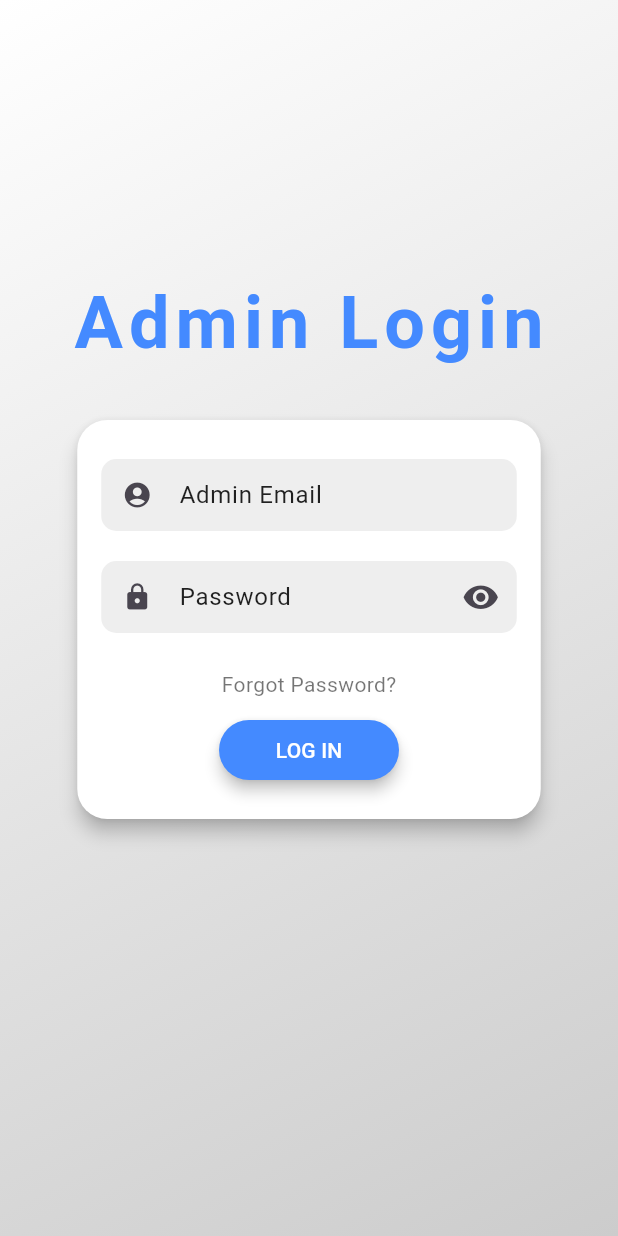
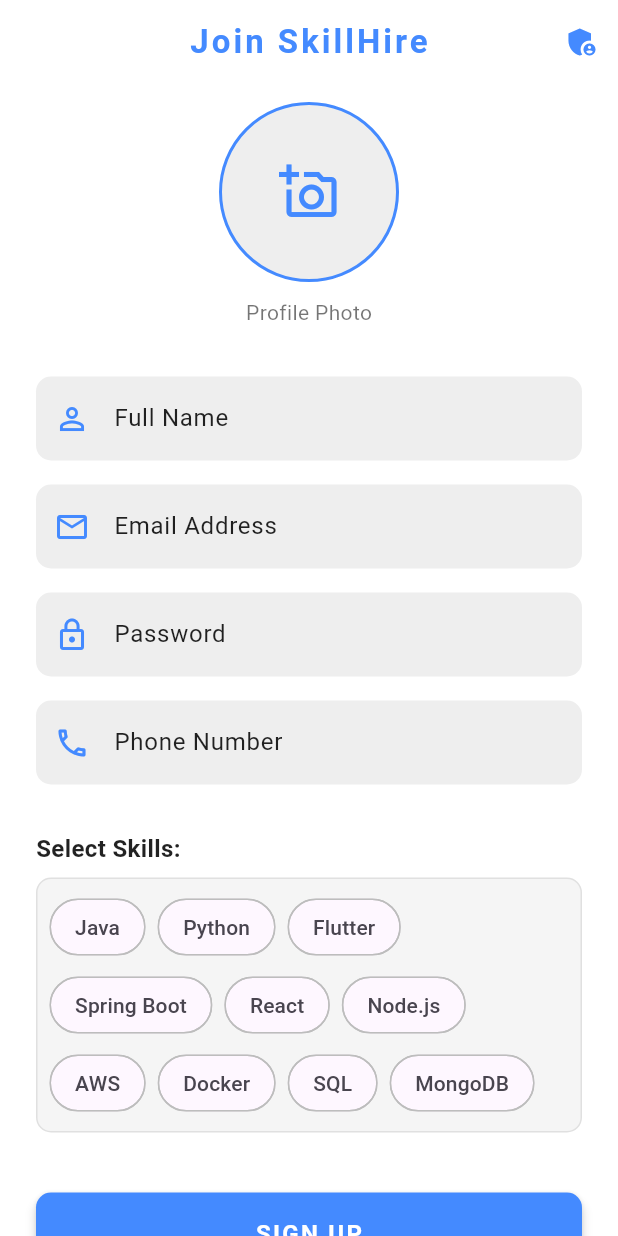
Before and after one commit to MouliSaiDeep/skill-hire, a Flutter app: the screen it shows after launch, on a phone screen of 412 x 824 dp. Run offline on Flutter 3.47's test engine with Material 3 defaults, Android fonts, the phone set to English and light mode, and no system bars; drawn by our look-alikes of flutter_login; our stand-ins replace image_picker, shared_preferences.

Commit message:
Implemented frontend and backend of the User Registration

```diff
--- a/frontend/lib/main.dart
+++ b/frontend/lib/main.dart
@@ -1,7 +1,7 @@
 import 'package:flutter/material.dart';
-import 'package:shared_preferences/shared_preferences.dart'; // Add shared_preferences to pubspec.yaml
 import 'screens/admin_login_screen.dart';
 import 'screens/admin_dashboard_screen.dart';
+import 'screens/signup_screen.dart';
 
 void main() {
   runApp(const MyApp());
@@ -14,16 +14,17 @@ class MyApp extends StatelessWidget {
   Widget build(BuildContext context) {
     return MaterialApp(
       debugShowCheckedModeBanner: false,
-      title: 'College Hiring Portal',
+      title: 'SkillHire',
       theme: ThemeData(
         primarySwatch: Colors.blue,
+        scaffoldBackgroundColor: Colors.white,
       ),
-      home: const AdminLoginScreen(),
+      home: const SignupScreen(),
       routes: {
         AdminLoginScreen.routeName: (ctx) => const AdminLoginScreen(),
         AdminDashboardScreen.routeName: (ctx) => const AdminDashboardScreen(),
+        SignupScreen.routeName: (ctx) => const SignupScreen(),
       },
     );
   }
-
 }
--- /dev/null
+++ b/frontend/lib/screens/signup_screen.dart
@@ -0,0 +1,276 @@
+import 'dart:io' as io;
+import 'package:flutter/foundation.dart';
+import 'package:flutter/material.dart';
+import 'package:image_picker/image_picker.dart';
+import '../services/api_service.dart';
+import 'admin_login_screen.dart';
+
+class SignupScreen extends StatefulWidget {
+  static const routeName = '/signup';
+
+  const SignupScreen({super.key});
+
+  @override
+  State<SignupScreen> createState() => _SignupScreenState();
+}
+
+class _SignupScreenState extends State<SignupScreen> {
+  final _formKey = GlobalKey<FormState>();
+  final _nameController = TextEditingController();
+  final _emailController = TextEditingController();
+  final _passwordController = TextEditingController();
+  final _phoneController = TextEditingController();
+
+  XFile? _profileImage;
+  bool _isLoading = false;
+
+  final ImagePicker _picker = ImagePicker();
+
+  final List<String> _availableSkills = [
+    'Java', 'Python', 'Flutter', 'Spring Boot',
+    'React', 'Node.js', 'AWS', 'Docker',
+    'SQL', 'MongoDB'
+  ];
+  final Set<String> _selectedSkills = {};
+
+  Future<void> _pickImage() async {
+    final XFile? image = await _picker.pickImage(source: ImageSource.gallery);
+    if (image != null) {
+      setState(() {
+        _profileImage = image;
+      });
+    }
+  }
+
+  Future<void> _submit() async {
+    if (!_formKey.currentState!.validate()) return;
+    if (_profileImage == null) {
+      ScaffoldMessenger.of(context).showSnackBar(
+        const SnackBar(content: Text('Please select a profile picture'), backgroundColor: Colors.redAccent),
+      );
+      return;
+    }
+    if (_selectedSkills.isEmpty) {
+      ScaffoldMessenger.of(context).showSnackBar(
+        const SnackBar(content: Text('Please select at least one skill'), backgroundColor: Colors.redAccent),
+      );
+      return;
+    }
+
+    setState(() {
+      _isLoading = true;
+    });
+
+    var result = await ApiService.signup(
+      name: _nameController.text.trim(),
+      email: _emailController.text.trim(),
+      password: _passwordController.text.trim(),
+      phone: _phoneController.text.trim(),
+      skills: _selectedSkills.toList(),
+      imageFile: _profileImage!,
+    );
+
+    setState(() {
+      _isLoading = false;
+    });
+
+    if (!mounted) return;
+
+    if (result['success']) {
+      ScaffoldMessenger.of(context).showSnackBar(
+        SnackBar(content: Text(result['message']), backgroundColor: Colors.green, behavior: SnackBarBehavior.floating),
+      );
+      // Optional: Navigate to Admin login
+      // Navigator.of(context).pushReplacementNamed(AdminLoginScreen.routeName);
+    } else {
+      ScaffoldMessenger.of(context).showSnackBar(
+        SnackBar(content: Text(result['message']), backgroundColor: Colors.redAccent, behavior: SnackBarBehavior.floating),
+      );
+    }
+  }
+
+  Widget _buildTextField(TextEditingController controller, String label, IconData icon, {bool isPassword = false, TextInputType? keyboardType}) {
+    return Padding(
+      padding: const EdgeInsets.symmetric(vertical: 8),
+      child: TextFormField(
+        controller: controller,
+        obscureText: isPassword,
+        keyboardType: keyboardType,
+        style: const TextStyle(color: Colors.black87),
+        validator: (val) => val == null || val.isEmpty ? 'Please enter $label' : null,
+        decoration: InputDecoration(
+          labelText: label,
+          labelStyle: const TextStyle(color: Colors.black87),
+          prefixIcon: Icon(icon, color: Colors.blueAccent),
+          filled: true,
+          fillColor: Colors.grey[200],
+          focusedBorder: OutlineInputBorder(
+            borderRadius: BorderRadius.circular(10),
+            borderSide: const BorderSide(color: Colors.blueAccent, width: 2),
+          ),
+          enabledBorder: OutlineInputBorder(
+            borderRadius: BorderRadius.circular(10),
+            borderSide: const BorderSide(color: Colors.transparent),
+          ),
+          errorBorder: OutlineInputBorder(
+            borderRadius: BorderRadius.circular(10),
+            borderSide: const BorderSide(color: Colors.redAccent),
+          ),
+          focusedErrorBorder: OutlineInputBorder(
+            borderRadius: BorderRadius.circular(10),
+            borderSide: const BorderSide(color: Colors.redAccent, width: 2),
+          ),
+        ),
+      ),
+    );
+  }
+
+  @override
+  Widget build(BuildContext context) {
+    return Scaffold(
+      backgroundColor: Colors.white,
+      appBar: AppBar(
+        title: const Text('Join SkillHire', style: TextStyle(color: Colors.blueAccent, fontWeight: FontWeight.bold, letterSpacing: 2)),
+        backgroundColor: Colors.white,
+        elevation: 0,
+        centerTitle: true,
+        iconTheme: const IconThemeData(color: Colors.blueAccent),
+        actions: [
+          IconButton(
+            icon: const Icon(Icons.admin_panel_settings),
+            tooltip: 'Admin Login',
+            onPressed: () {
+              Navigator.of(context).pushNamed(AdminLoginScreen.routeName);
+            },
+          )
+        ],
+      ),
+      body: SafeArea(
+        child: SingleChildScrollView(
+          padding: const EdgeInsets.symmetric(horizontal: 24, vertical: 12),
+          child: Form(
+            key: _formKey,
+            child: Column(
+              crossAxisAlignment: CrossAxisAlignment.stretch,
+              children: [
+                Center(
+                  child: GestureDetector(
+                    onTap: _pickImage,
+                    child: Container(
+                      width: 120,
+                      height: 120,
+                      decoration: BoxDecoration(
+                        shape: BoxShape.circle,
+                        color: Colors.grey[200],
+                        border: Border.all(color: Colors.blueAccent, width: 2),
+                        image: _profileImage != null
+                            ? DecorationImage(
+                                image: kIsWeb
+                                  ? NetworkImage(_profileImage!.path) as ImageProvider
+                                  : FileImage(io.File(_profileImage!.path)),
+                                fit: BoxFit.cover,
+                              )
+                            : null,
+                      ),
+                      child: _profileImage == null
+                          ? const Icon(Icons.add_a_photo_outlined, size: 40, color: Colors.blueAccent)
+                          : null,
+                    ),
+                  ),
+                ),
+                const SizedBox(height: 10),
+                const Center(
+                  child: Text('Profile Photo', style: TextStyle(color: Colors.black54)),
+                ),
+                const SizedBox(height: 25),
+
+                _buildTextField(_nameController, 'Full Name', Icons.person_outline),
+                _buildTextField(_emailController, 'Email Address', Icons.email_outlined, keyboardType: TextInputType.emailAddress),
+                _buildTextField(_passwordController, 'Password', Icons.lock_outline, isPassword: true),
+                _buildTextField(_phoneController, 'Phone Number', Icons.phone_outlined, keyboardType: TextInputType.phone),
+
+                const SizedBox(height: 15),
+                const Padding(
+                  padding: EdgeInsets.symmetric(vertical: 8),
+                  child: Text('Select Skills:', style: TextStyle(fontSize: 16, fontWeight: FontWeight.bold, color: Colors.black87)),
+                ),
+
+                Container(
+                  decoration: BoxDecoration(
+                    color: Colors.grey[100],
+                    borderRadius: BorderRadius.circular(10),
+                    border: Border.all(color: Colors.grey[300]!),
+                  ),
+                  padding: const EdgeInsets.all(8),
+                  child: Wrap(
+                    spacing: 8,
+                    runSpacing: 4,
+                    children: _availableSkills.map((skill) {
+                      final isSelected = _selectedSkills.contains(skill);
+                      return FilterChip(
+                        label: Text(skill),
+                        selected: isSelected,
+                        onSelected: (bool selected) {
+                          setState(() {
+                            if (selected) {
+                              _selectedSkills.add(skill);
+                            } else {
+                              _selectedSkills.remove(skill);
+                            }
+                          });
+                        },
+                        selectedColor: Colors.blueAccent.withOpacity(0.2),
+                        checkmarkColor: Colors.blueAccent,
+                        shape: RoundedRectangleBorder(
+                          borderRadius: BorderRadius.circular(20),
+                          side: BorderSide(
+                            color: isSelected ? Colors.blueAccent : Colors.grey[400]!,
+                          )
+                        ),
+                      );
+                    }).toList(),
+                  ),
+                ),
+
+                const SizedBox(height: 40),
+
+                _isLoading
+                    ? const Center(child: CircularProgressIndicator(color: Colors.blueAccent))
+                    : ElevatedButton(
+                        onPressed: _submit,
+                        style: ElevatedButton.styleFrom(
+                          backgroundColor: Colors.blueAccent,
+                          padding: const EdgeInsets.symmetric(vertical: 16),
+                          shape: RoundedRectangleBorder(
+                            borderRadius: BorderRadius.circular(10),
+                          ),
+                          elevation: 3,
+                        ),
+                        child: const Text(
+                          'SIGN UP',
+                          style: TextStyle(
+                            fontSize: 16,
+                            fontWeight: FontWeight.bold,
+                            letterSpacing: 1.5,
+                            color: Colors.white,
+                          ),
+                        ),
+                      ),
+                const SizedBox(height: 30),
+              ],
+            ),
+          ),
+        ),
+      ),
+    );
+  }
+
+  @override
+  void dispose() {
+    _nameController.dispose();
+    _emailController.dispose();
+    _passwordController.dispose();
+    _phoneController.dispose();
+    super.dispose();
+  }
+}
--- /dev/null
+++ b/frontend/lib/services/api_service.dart
@@ -0,0 +1,66 @@
+import 'package:http/http.dart' as http;
+import 'package:flutter/foundation.dart';
+import 'package:image_picker/image_picker.dart';
+import 'dart:convert';
+
+class ApiService {
+  // Use 10.0.2.2 for Android emulator, localhost for iOS/Web.
+  static String get baseUrl {
+    if (kIsWeb) {
+      return 'http://localhost:8080/api/auth';
+    } else if (defaultTargetPlatform == TargetPlatform.android) {
+      return 'http://10.0.2.2:8080/api/auth';
+    } else {
+      return 'http://localhost:8080/api/auth';
+    }
+  }
+
+  static Future<Map<String, dynamic>> signup({
+    required String name,
+    required String email,
+    required String password,
+    required String phone,
+    required List<String> skills,
+    required XFile imageFile,
+  }) async {
+    try {
+      var request = http.MultipartRequest('POST', Uri.parse('$baseUrl/signup'));
+
+      request.fields['name'] = name;
+      request.fields['email'] = email;
+      request.fields['password'] = password;
+      request.fields['phone'] = phone;
+      // Spring's @RequestParam List<String> handles comma separated values cleanly.
+      request.fields['skills'] = skills.join(',');
+
+      var bytes = await imageFile.readAsBytes();
+
+      var multipartFile = http.MultipartFile.fromBytes(
+        'pic',
+        bytes,
+        filename: imageFile.name,
+      );
+      request.files.add(multipartFile);
+
+      var response = await request.send();
+      var responseData = await response.stream.bytesToString();
+
+      if (response.statusCode >= 200 && response.statusCode < 300) {
+        return {'success': true, 'message': 'Successfully signed up!'};
+      } else {
+        String msg = "Signup failed";
+        try {
+           var decoded = jsonDecode(responseData);
+           if (decoded['message'] != null) {
+              msg = decoded['message'];
+           }
+        } catch (_) {
+           msg = responseData.isNotEmpty ? responseData : "Unknown error";
+        }
+        return {'success': false, 'message': msg};
+      }
+    } catch (e) {
+      return {'success': false, 'message': 'Network error: $e'};
+    }
+  }
+}
--- a/frontend/pubspec.yaml
+++ b/frontend/pubspec.yaml
@@ -32,6 +32,9 @@ dependencies:
   flutter:
     sdk: flutter
   flutter_login: ^6.0.0
+  google_fonts: ^8.0.2
+  http: ^1.6.0
+  image_picker: ^1.2.1
   shared_preferences: ^2.5.5
 
 dev_dependencies:
```
Also changed, not shown: frontend/pubspec.lock, 12 other files.
